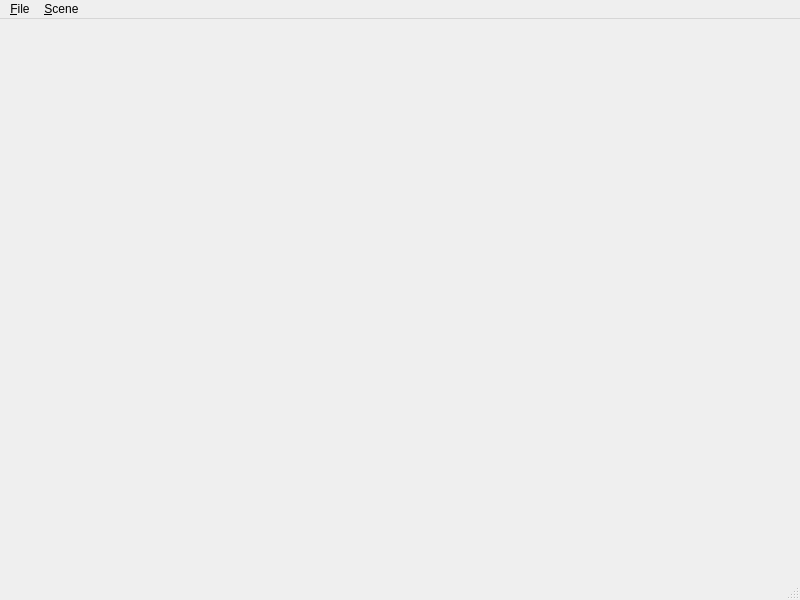
Old version of the form src/mainwindow.ui in the repository hello-adam/Hooloovoo.
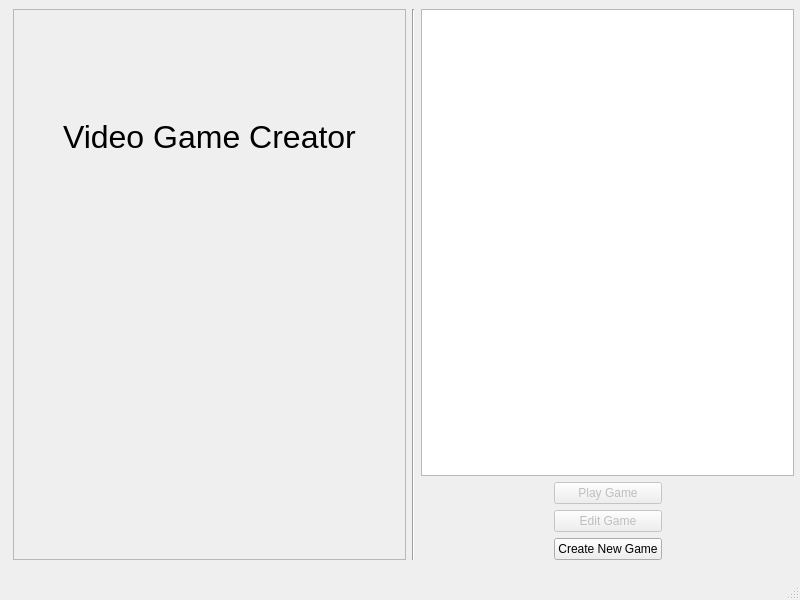
New version of the form.

```diff
--- a/src/mainwindow.ui
+++ b/src/mainwindow.ui
@@ -13,7 +13,220 @@
   <property name="windowTitle">
    <string>Hooloovoo</string>
   </property>
-  <widget class="QWidget" name="centralwidget"/>
+  <widget class="QWidget" name="centralwidget">
+   <widget class="QStackedWidget" name="stackedWidget">
+    <property name="geometry">
+     <rect>
+      <x>13</x>
+      <y>9</y>
+      <width>781</width>
+      <height>551</height>
+     </rect>
+    </property>
+    <property name="currentIndex">
+     <number>0</number>
+    </property>
+    <widget class="QWidget" name="startPage">
+     <layout class="QVBoxLayout" name="verticalLayout_4">
+      <property name="margin">
+       <number>0</number>
+      </property>
+      <item>
+       <layout class="QHBoxLayout" name="horizontalLayout_3">
+        <item>
+         <widget class="QFrame" name="frame">
+          <property name="autoFillBackground">
+           <bool>false</bool>
+          </property>
+          <property name="frameShape">
+           <enum>QFrame::StyledPanel</enum>
+          </property>
+          <property name="frameShadow">
+           <enum>QFrame::Sunken</enum>
+          </property>
+          <layout class="QVBoxLayout" name="verticalLayout_3">
+           <item>
+            <spacer name="verticalSpacer">
+             <property name="orientation">
+              <enum>Qt::Vertical</enum>
+             </property>
+             <property name="sizeType">
+              <enum>QSizePolicy::Fixed</enum>
+             </property>
+             <property name="sizeHint" stdset="0">
+              <size>
+               <width>20</width>
+               <height>100</height>
+              </size>
+             </property>
+            </spacer>
+           </item>
+           <item>
+            <layout class="QHBoxLayout" name="horizontalLayout_2">
+             <item>
+              <spacer name="horizontalSpacer_3">
+               <property name="orientation">
+                <enum>Qt::Horizontal</enum>
+               </property>
+               <property name="sizeHint" stdset="0">
+                <size>
+                 <width>40</width>
+                 <height>20</height>
+                </size>
+               </property>
+              </spacer>
+             </item>
+             <item>
+              <widget class="QLabel" name="label">
+               <property name="font">
+                <font>
+                 <pointsize>24</pointsize>
+                </font>
+               </property>
+               <property name="text">
+                <string>Video Game Creator</string>
+               </property>
+               <property name="scaledContents">
+                <bool>false</bool>
+               </property>
+              </widget>
+             </item>
+             <item>
+              <spacer name="horizontalSpacer_4">
+               <property name="orientation">
+                <enum>Qt::Horizontal</enum>
+               </property>
+               <property name="sizeHint" stdset="0">
+                <size>
+                 <width>40</width>
+                 <height>20</height>
+                </size>
+               </property>
+              </spacer>
+             </item>
+            </layout>
+           </item>
+           <item>
+            <spacer name="verticalSpacer_2">
+             <property name="orientation">
+              <enum>Qt::Vertical</enum>
+             </property>
+             <property name="sizeType">
+              <enum>QSizePolicy::MinimumExpanding</enum>
+             </property>
+             <property name="sizeHint" stdset="0">
+              <size>
+               <width>20</width>
+               <height>245</height>
+              </size>
+             </property>
+            </spacer>
+           </item>
+          </layout>
+         </widget>
+        </item>
+        <item>
+         <widget class="Line" name="line">
+          <property name="orientation">
+           <enum>Qt::Vertical</enum>
+          </property>
+         </widget>
+        </item>
+        <item>
+         <layout class="QVBoxLayout" name="verticalLayout_2">
+          <item>
+           <widget class="QListWidget" name="listWidget"/>
+          </item>
+          <item>
+           <layout class="QHBoxLayout" name="horizontalLayout">
+            <item>
+             <spacer name="horizontalSpacer">
+              <property name="orientation">
+               <enum>Qt::Horizontal</enum>
+              </property>
+              <property name="sizeHint" stdset="0">
+               <size>
+                <width>40</width>
+                <height>20</height>
+               </size>
+              </property>
+             </spacer>
+            </item>
+            <item>
+             <layout class="QVBoxLayout" name="verticalLayout">
+              <item>
+               <widget class="QPushButton" name="pb_playGame">
+                <property name="enabled">
+                 <bool>false</bool>
+                </property>
+                <property name="text">
+                 <string>Play Game</string>
+                </property>
+               </widget>
+              </item>
+              <item>
+               <widget class="QPushButton" name="pb_editGame">
+                <property name="enabled">
+                 <bool>false</bool>
+                </property>
+                <property name="text">
+                 <string>Edit Game</string>
+                </property>
+               </widget>
+              </item>
+              <item>
+               <widget class="QPushButton" name="pb_createGame">
+                <property name="text">
+                 <string>Create New Game</string>
+                </property>
+               </widget>
+              </item>
+             </layout>
+            </item>
+            <item>
+             <spacer name="horizontalSpacer_2">
+              <property name="orientation">
+               <enum>Qt::Horizontal</enum>
+              </property>
+              <property name="sizeHint" stdset="0">
+               <size>
+                <width>40</width>
+                <height>20</height>
+               </size>
+              </property>
+             </spacer>
+            </item>
+           </layout>
+          </item>
+         </layout>
+        </item>
+       </layout>
+      </item>
+     </layout>
+    </widget>
+    <widget class="QWidget" name="editorPage">
+     <layout class="QVBoxLayout" name="verticalLayout_6">
+      <property name="margin">
+       <number>9</number>
+      </property>
+      <item>
+       <layout class="QVBoxLayout" name="editorLayout">
+        <property name="margin">
+         <number>0</number>
+        </property>
+       </layout>
+      </item>
+     </layout>
+    </widget>
+    <widget class="QWidget" name="playPage">
+     <layout class="QVBoxLayout" name="verticalLayout_7">
+      <item>
+       <layout class="QVBoxLayout" name="playLayout"/>
+      </item>
+     </layout>
+    </widget>
+   </widget>
+  </widget>
   <widget class="QMenuBar" name="menubar">
    <property name="geometry">
     <rect>
@@ -23,22 +236,6 @@
      <height>18</height>
     </rect>
    </property>
-   <widget class="QMenu" name="menu_File">
-    <property name="title">
-     <string>&amp;File</string>
-    </property>
-    <addaction name="action_Save"/>
-    <addaction name="action_Load"/>
-   </widget>
-   <widget class="QMenu" name="menu_Scene">
-    <property name="title">
-     <string>&amp;Scene</string>
-    </property>
-    <addaction name="action_Add_Object"/>
-    <addaction name="action_Set_Size"/>
-   </widget>
-   <addaction name="menu_File"/>
-   <addaction name="menu_Scene"/>
   </widget>
   <widget class="QStatusBar" name="statusbar"/>
   <action name="action_Save">
```
Left out of the diff: 22 changed lines with no effect on the pictures.
